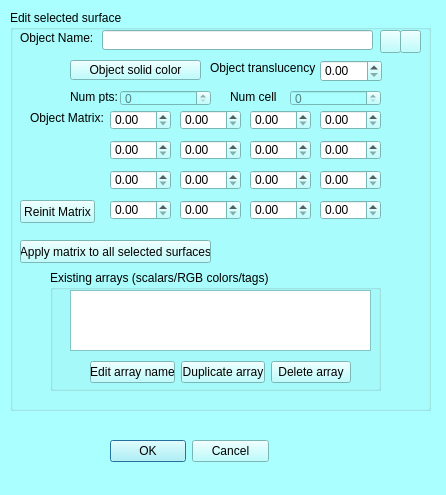
morphomuseum/MorphoDig, file MorphoDig/Qt/mqEditVolumeDialog.ui: the form before one commit.
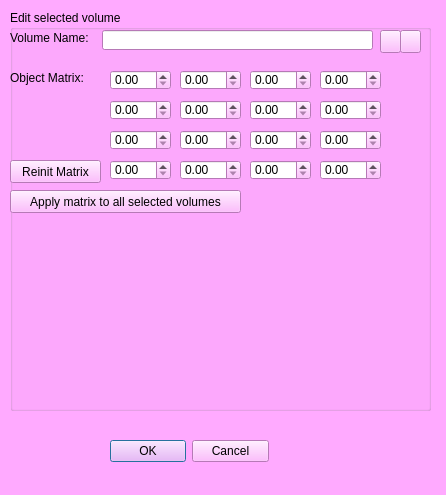
The form after the commit. Icons and pictures are not drawn. Custom widgets are drawn as their Qt base class.

What changed in the file:
```diff
--- a/MorphoDig/Qt/mqEditVolumeDialog.ui
+++ b/MorphoDig/Qt/mqEditVolumeDialog.ui
@@ -25,8 +25,8 @@
      <colorrole role="Button">
       <brush brushstyle="SolidPattern">
        <color alpha="255">
-        <red>170</red>
-        <green>255</green>
+        <red>255</red>
+        <green>170</green>
         <blue>255</blue>
        </color>
       </brush>
@@ -43,8 +43,8 @@
      <colorrole role="Midlight">
       <brush brushstyle="SolidPattern">
        <color alpha="255">
-        <red>212</red>
-        <green>255</green>
+        <red>255</red>
+        <green>212</green>
         <blue>255</blue>
        </color>
       </brush>
@@ -52,8 +52,8 @@
      <colorrole role="Dark">
       <brush brushstyle="SolidPattern">
        <color alpha="255">
-        <red>85</red>
-        <green>127</green>
+        <red>127</red>
+        <green>85</green>
         <blue>127</blue>
        </color>
       </brush>
@@ -61,8 +61,8 @@
      <colorrole role="Mid">
       <brush brushstyle="SolidPattern">
        <color alpha="255">
-        <red>113</red>
-        <green>170</green>
+        <red>170</red>
+        <green>113</green>
         <blue>170</blue>
        </color>
       </brush>
@@ -106,8 +106,8 @@
      <colorrole role="Window">
       <brush brushstyle="SolidPattern">
        <color alpha="255">
-        <red>170</red>
-        <green>255</green>
+        <red>255</red>
+        <green>170</green>
         <blue>255</blue>
        </color>
       </brush>
@@ -124,8 +124,8 @@
      <colorrole role="AlternateBase">
       <brush brushstyle="SolidPattern">
        <color alpha="255">
-        <red>212</red>
-        <green>255</green>
+        <red>255</red>
+        <green>212</green>
         <blue>255</blue>
        </color>
       </brush>
@@ -148,6 +148,15 @@
        </color>
       </brush>
      </colorrole>
+     <colorrole role="PlaceholderText">
+      <brush brushstyle="NoBrush">
+       <color alpha="128">
+        <red>0</red>
+        <green>0</green>
+        <blue>0</blue>
+       </color>
+      </brush>
+     </colorrole>
     </active>
     <inactive>
      <colorrole role="WindowText">
@@ -162,8 +171,8 @@
      <colorrole role="Button">
       <brush brushstyle="SolidPattern">
        <color alpha="255">
-        <red>170</red>
-        <green>255</green>
+        <red>255</red>
+        <green>170</green>
         <blue>255</blue>
        </color>
       </brush>
@@ -180,8 +189,8 @@
      <colorrole role="Midlight">
       <brush brushstyle="SolidPattern">
        <color alpha="255">
-        <red>212</red>
-        <green>255</green>
+        <red>255</red>
+        <green>212</green>
         <blue>255</blue>
        </color>
       </brush>
@@ -189,8 +198,8 @@
      <colorrole role="Dark">
       <brush brushstyle="SolidPattern">
        <color alpha="255">
-        <red>85</red>
-        <green>127</green>
+        <red>127</red>
+        <green>85</green>
         <blue>127</blue>
        </color>
       </brush>
@@ -198,8 +207,8 @@
      <colorrole role="Mid">
       <brush brushstyle="SolidPattern">
        <color alpha="255">
-        <red>113</red>
-        <green>170</green>
+        <red>170</red>
+        <green>113</green>
         <blue>170</blue>
        </color>
       </brush>
@@ -243,8 +252,8 @@
      <colorrole role="Window">
       <brush brushstyle="SolidPattern">
        <color alpha="255">
-        <red>170</red>
-        <green>255</green>
+        <red>255</red>
+        <green>170</green>
         <blue>255</blue>
        </color>
       </brush>
@@ -261,8 +270,8 @@
      <colorrole role="AlternateBase">
       <brush brushstyle="SolidPattern">
        <color alpha="255">
-        <red>212</red>
-        <green>255</green>
+        <red>255</red>
+        <green>212</green>
         <blue>255</blue>
        </color>
       </brush>
@@ -285,13 +294,22 @@
        </color>
       </brush>
      </colorrole>
+     <colorrole role="PlaceholderText">
+      <brush brushstyle="NoBrush">
+       <color alpha="128">
+        <red>0</red>
+        <green>0</green>
+        <blue>0</blue>
+       </color>
+      </brush>
+     </colorrole>
     </inactive>
     <disabled>
      <colorrole role="WindowText">
       <brush brushstyle="SolidPattern">
        <color alpha="255">
-        <red>85</red>
-        <green>127</green>
+        <red>127</red>
+        <green>85</green>
         <blue>127</blue>
        </color>
       </brush>
@@ -299,8 +317,8 @@
      <colorrole role="Button">
       <brush brushstyle="SolidPattern">
        <color alpha="255">
-        <red>170</red>
-        <green>255</green>
+        <red>255</red>
+        <green>170</green>
         <blue>255</blue>
        </color>
       </brush>
@@ -317,8 +335,8 @@
      <colorrole role="Midlight">
       <brush brushstyle="SolidPattern">
        <color alpha="255">
-        <red>212</red>
-        <green>255</green>
+        <red>255</red>
+        <green>212</green>
         <blue>255</blue>
        </color>
       </brush>
@@ -326,8 +344,8 @@
      <colorrole role="Dark">
       <brush brushstyle="SolidPattern">
        <color alpha="255">
-        <red>85</red>
-        <green>127</green>
+        <red>127</red>
+        <green>85</green>
         <blue>127</blue>
        </color>
       </brush>
@@ -335,8 +353,8 @@
      <colorrole role="Mid">
       <brush brushstyle="SolidPattern">
        <color alpha="255">
-        <red>113</red>
-        <green>170</green>
+        <red>170</red>
+        <green>113</green>
         <blue>170</blue>
        </color>
       </brush>
@@ -344,8 +362,8 @@
      <colorrole role="Text">
       <brush brushstyle="SolidPattern">
        <color alpha="255">
-        <red>85</red>
-        <green>127</green>
+        <red>127</red>
+        <green>85</green>
         <blue>127</blue>
        </color>
       </brush>
@@ -362,8 +380,8 @@
      <colorrole role="ButtonText">
       <brush brushstyle="SolidPattern">
        <color alpha="255">
-        <red>85</red>
-        <green>127</green>
+        <red>127</red>
+        <green>85</green>
         <blue>127</blue>
        </color>
       </brush>
@@ -371,8 +389,8 @@
      <colorrole role="Base">
       <brush brushstyle="SolidPattern">
        <color alpha="255">
-        <red>170</red>
-        <green>255</green>
+        <red>255</red>
+        <green>170</green>
         <blue>255</blue>
        </color>
       </brush>
@@ -380,8 +398,8 @@
      <colorrole role="Window">
       <brush brushstyle="SolidPattern">
        <color alpha="255">
-        <red>170</red>
-        <green>255</green>
+        <red>255</red>
+        <green>170</green>
         <blue>255</blue>
        </color>
       </brush>
@@ -398,8 +416,8 @@
      <colorrole role="AlternateBase">
       <brush brushstyle="SolidPattern">
        <color alpha="255">
-        <red>170</red>
-        <green>255</green>
+        <red>255</red>
+        <green>170</green>
         <blue>255</blue>
        </color>
       </brush>
@@ -422,6 +440,15 @@
        </color>
       </brush>
      </colorrole>
+     <colorrole role="PlaceholderText">
+      <brush brushstyle="NoBrush">
+       <color alpha="128">
+        <red>0</red>
+        <green>0</green>
+        <blue>0</blue>
+       </color>
+      </brush>
+     </colorrole>
     </disabled>
    </palette>
   </property>
@@ -449,19 +476,19 @@
     </rect>
    </property>
    <property name="title">
-    <string>Edit selected surface</string>
+    <string>Edit selected volume</string>
    </property>
    <widget class="QLabel" name="label">
     <property name="geometry">
      <rect>
-      <x>10</x>
+      <x>0</x>
       <y>20</y>
       <width>91</width>
       <height>16</height>
      </rect>
     </property>
     <property name="text">
-     <string>Object Name:</string>
+     <string>Volume Name:</string>
     </property>
    </widget>
    <widget class="QPushButton" name="next">
@@ -500,20 +527,7 @@
       <normalon>:/Icons/s_left.png</normalon>:/Icons/s_left.png</iconset>
     </property>
    </widget>
-   <widget class="mqColorChooserButton" name="ActorColorButton">
-    <property name="geometry">
-     <rect>
-      <x>60</x>
-      <y>50</y>
-      <width>131</width>
-      <height>20</height>
-     </rect>
-    </property>
-    <property name="text">
-     <string>Object solid color</string>
-    </property>
-   </widget>
-   <widget class="QLineEdit" name="ActorName">
+   <widget class="QLineEdit" name="VolumeName">
     <property name="geometry">
      <rect>
       <x>92</x>
@@ -523,34 +537,11 @@
      </rect>
     </property>
    </widget>
-   <widget class="QDoubleSpinBox" name="ActorAlpha">
-    <property name="geometry">
-     <rect>
-      <x>310</x>
-      <y>50</y>
-      <width>62</width>
-      <height>22</height>
-     </rect>
-    </property>
-   </widget>
-   <widget class="QLabel" name="label_2">
-    <property name="geometry">
-     <rect>
-      <x>200</x>
-      <y>50</y>
-      <width>111</width>
-      <height>16</height>
-     </rect>
-    </property>
-    <property name="text">
-     <string>Object translucency</string>
-    </property>
-   </widget>
    <widget class="QDoubleSpinBox" name="M00">
     <property name="geometry">
      <rect>
       <x>100</x>
-      <y>100</y>
+      <y>60</y>
       <width>61</width>
       <height>20</height>
      </rect>
@@ -560,7 +551,7 @@
     <property name="geometry">
      <rect>
       <x>170</x>
-      <y>100</y>
+      <y>60</y>
       <width>61</width>
       <height>20</height>
      </rect>
@@ -570,7 +561,7 @@
     <property name="geometry">
      <rect>
       <x>240</x>
-      <y>100</y>
+      <y>60</y>
       <width>61</width>
       <height>20</height>
      </rect>
@@ -580,7 +571,7 @@
     <property name="geometry">
      <rect>
       <x>310</x>
-      <y>100</y>
+      <y>60</y>
       <width>61</width>
       <height>20</height>
      </rect>
@@ -590,7 +581,7 @@
     <property name="geometry">
      <rect>
       <x>100</x>
-      <y>130</y>
+      <y>90</y>
       <width>61</width>
       <height>20</height>
      </rect>
@@ -600,7 +591,7 @@
     <property name="geometry">
      <rect>
       <x>170</x>
-      <y>130</y>
+      <y>90</y>
       <width>61</width>
       <height>20</height>
      </rect>
@@ -610,7 +601,7 @@
     <property name="geometry">
      <rect>
       <x>240</x>
-      <y>130</y>
+      <y>90</y>
       <width>61</width>
       <height>20</height>
      </rect>
@@ -620,7 +611,7 @@
     <property name="geometry">
      <rect>
       <x>310</x>
-      <y>130</y>
+      <y>90</y>
       <width>61</width>
       <height>20</height>
      </rect>
@@ -630,7 +621,7 @@
     <property name="geometry">
      <rect>
       <x>100</x>
-      <y>160</y>
+      <y>120</y>
       <width>61</width>
       <height>20</height>
      </rect>
@@ -640,7 +631,7 @@
     <property name="geometry">
      <rect>
       <x>170</x>
-      <y>160</y>
+      <y>120</y>
       <width>61</width>
       <height>20</height>
      </rect>
@@ -650,7 +641,7 @@
     <property name="geometry">
      <rect>
       <x>240</x>
-      <y>160</y>
+      <y>120</y>
       <width>61</width>
       <height>20</height>
      </rect>
@@ -660,7 +651,7 @@
     <property name="geometry">
      <rect>
       <x>310</x>
-      <y>160</y>
+      <y>120</y>
       <width>61</width>
       <height>20</height>
      </rect>
@@ -670,7 +661,7 @@
     <property name="geometry">
      <rect>
       <x>100</x>
-      <y>190</y>
+      <y>150</y>
       <width>61</width>
       <height>20</height>
      </rect>
@@ -680,7 +671,7 @@
     <property name="geometry">
      <rect>
       <x>170</x>
-      <y>190</y>
+      <y>150</y>
       <width>61</width>
       <height>20</height>
      </rect>
@@ -690,7 +681,7 @@
     <property name="geometry">
      <rect>
       <x>240</x>
-      <y>190</y>
+      <y>150</y>
       <width>61</width>
       <height>20</height>
      </rect>
@@ -700,7 +691,7 @@
     <property name="geometry">
      <rect>
       <x>310</x>
-      <y>190</y>
+      <y>150</y>
       <width>61</width>
       <height>20</height>
      </rect>
@@ -709,8 +700,8 @@
    <widget class="QLabel" name="label_3">
     <property name="geometry">
      <rect>
-      <x>20</x>
-      <y>100</y>
+      <x>0</x>
+      <y>60</y>
       <width>91</width>
       <height>16</height>
      </rect>
@@ -722,9 +713,9 @@
    <widget class="QPushButton" name="Reinit">
     <property name="geometry">
      <rect>
-      <x>10</x>
-      <y>190</y>
-      <width>75</width>
+      <x>0</x>
+      <y>150</y>
+      <width>91</width>
       <height>23</height>
      </rect>
     </property>
@@ -735,122 +726,14 @@
    <widget class="QPushButton" name="ApplyMatrix">
     <property name="geometry">
      <rect>
-      <x>10</x>
-      <y>230</y>
-      <width>191</width>
+      <x>0</x>
+      <y>180</y>
+      <width>231</width>
       <height>23</height>
      </rect>
     </property>
     <property name="text">
-     <string>Apply matrix to all selected surfaces</string>
-    </property>
-   </widget>
-   <widget class="QGroupBox" name="ActorScalars">
-    <property name="geometry">
-     <rect>
-      <x>40</x>
-      <y>260</y>
-      <width>331</width>
-      <height>121</height>
-     </rect>
-    </property>
-    <property name="title">
-     <string>Existing arrays (scalars/RGB colors/tags)</string>
-    </property>
-    <widget class="QListWidget" name="scalarList">
-     <property name="geometry">
-      <rect>
-       <x>20</x>
-       <y>20</y>
-       <width>301</width>
-       <height>61</height>
-      </rect>
-     </property>
-    </widget>
-    <widget class="QWidget" name="horizontalLayoutWidget">
-     <property name="geometry">
-      <rect>
-       <x>40</x>
-       <y>90</y>
-       <width>261</width>
-       <height>25</height>
-      </rect>
-     </property>
-     <layout class="QHBoxLayout" name="horizontalLayout">
-      <item>
-       <widget class="QPushButton" name="editScalar">
-        <property name="text">
-         <string>Edit array name</string>
-        </property>
-       </widget>
-      </item>
-      <item>
-       <widget class="QPushButton" name="duplicateScalar">
-        <property name="text">
-         <string>Duplicate array</string>
-        </property>
-       </widget>
-      </item>
-      <item>
-       <widget class="QPushButton" name="deleteScalar">
-        <property name="text">
-         <string>Delete array</string>
-        </property>
-       </widget>
-      </item>
-     </layout>
-    </widget>
-   </widget>
-   <widget class="QSpinBox" name="numPoints">
-    <property name="enabled">
-     <bool>false</bool>
-    </property>
-    <property name="geometry">
-     <rect>
-      <x>110</x>
-      <y>80</y>
-      <width>91</width>
-      <height>16</height>
-     </rect>
-    </property>
-   </widget>
-   <widget class="QLabel" name="label_4">
-    <property name="geometry">
-     <rect>
-      <x>60</x>
-      <y>80</y>
-      <width>47</width>
-      <height>13</height>
-     </rect>
-    </property>
-    <property name="text">
-     <string>Num pts:</string>
-    </property>
-   </widget>
-   <widget class="QSpinBox" name="numCells">
-    <property name="enabled">
-     <bool>false</bool>
-    </property>
-    <property name="geometry">
-     <rect>
-      <x>280</x>
-      <y>80</y>
-      <width>91</width>
-      <height>16</height>
-     </rect>
-    </property>
-   </widget>
-   <widget class="QLabel" name="label_5">
-    <property name="geometry">
-     <rect>
-      <x>220</x>
-      <y>80</y>
-      <width>47</width>
-      <height>13</height>
-     </rect>
-    </property>
-    <property name="text">
-     <string>Num cells:</string>
+     <string>Apply matrix to all selected volumes</string>
     </property>
    </widget>
   </widget>
@@ -871,13 +754,6 @@
    </property>
   </widget>
  </widget>
- <customwidgets>
-  <customwidget>
-   <class>mqColorChooserButton</class>
-   <extends>QToolButton</extends>
-   <header location="global">mqColorChooserButton.h</header>
-  </customwidget>
- </customwidgets>
  <resources>
   <include location="../Icons/icons.qrc"/>
   <include location="../Icons/icons.qrc"/>
```
Left out of the diff: 8 changed lines with no effect on the pictures.
